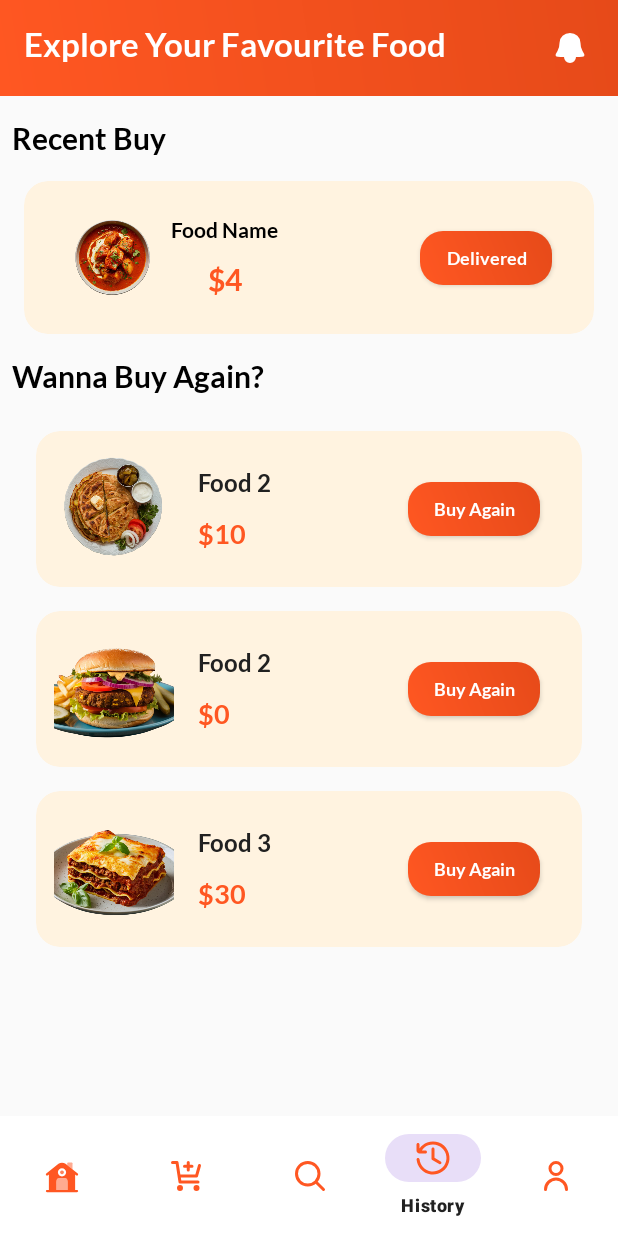
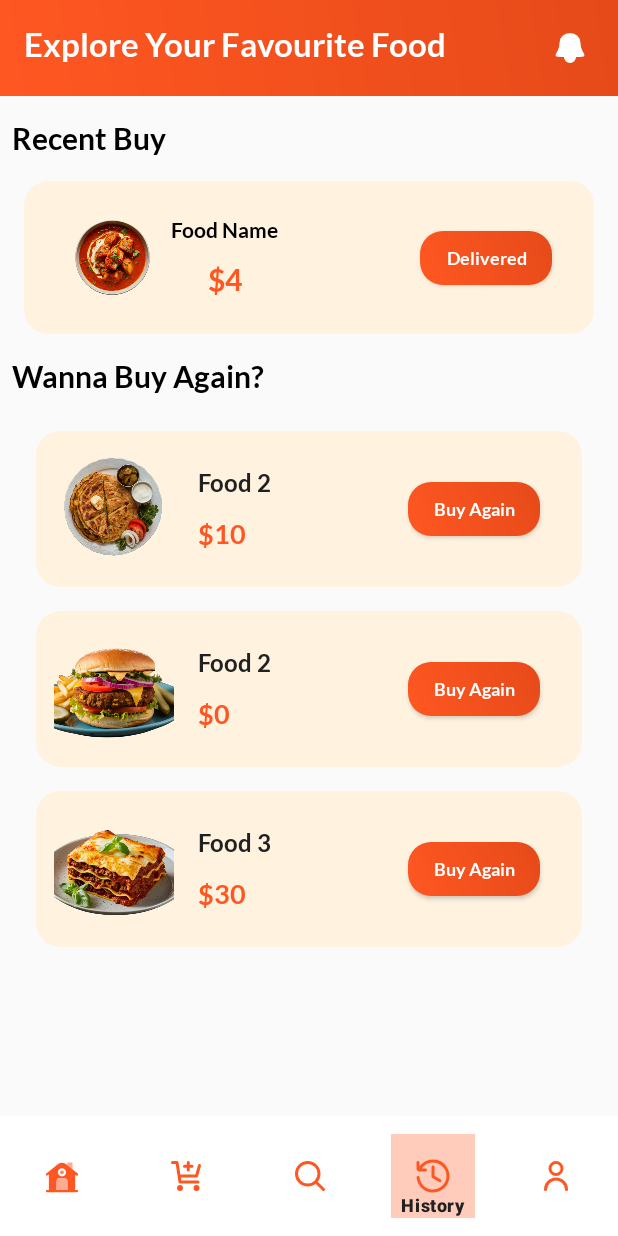
Before and after one commit to vaibhavk10/EatSphereFrontend, an Android app: the screen it shows after launch (MainActivity), item 4 of the bottom bar chosen, on a phone screen of 412 x 824 dp. Run offline under Robolectric (Android 15) with nearby library versions, the phone set to English and light mode, and no system bars; our stand-ins replace navigation-ui; libraries missing offline, so code that uses them is left out: com.denzcoskun.imageslider; 10 statements that could not run were skipped.

Commit message:
First Commit

```diff
--- a/app/src/main/res/layout/activity_main.xml
+++ b/app/src/main/res/layout/activity_main.xml
@@ -68,13 +68,15 @@
         android:layout_width="match_parent"
         android:layout_height="wrap_content"
         android:background="@color/surface"
-        app:elevation="8dp"
         app:itemIconTint="@color/primary"
         app:itemTextColor="@color/text_primary"
         app:itemRippleColor="@color/primary_light"
+        app:itemActiveIndicatorStyle="@style/BottomNavigationActiveIndicatorStyle"
+        app:menu="@menu/menu"
+        app:elevation="8dp"
         app:layout_constraintBottom_toBottomOf="parent"
         app:layout_constraintEnd_toEndOf="parent"
-        app:layout_constraintStart_toStartOf="parent"
-        app:menu="@menu/menu" />
+        app:layout_constraintStart_toStartOf="parent" />
+
 
 </androidx.constraintlayout.widget.ConstraintLayout>
--- a/app/src/main/res/values/styles.xml
+++ b/app/src/main/res/values/styles.xml
@@ -10,6 +10,12 @@
         <item name="android:textColor">@color/text_primary</item>
         <item name="android:editTextColor">@color/text_primary</item>
     </style>
+    <style name="BottomNavigationActiveIndicatorStyle">
+        <item name="android:width">56dp</item> <!-- Adjust size based on your icon size -->
+        <item name="android:height">56dp</item>
+        <item name="android:shape">oval</item>
+        <item name="android:color">@color/primary_light</item> <!-- Use your desired color -->
+    </style>
 
     <!-- Add your other existing styles here -->
 </resources>
```
